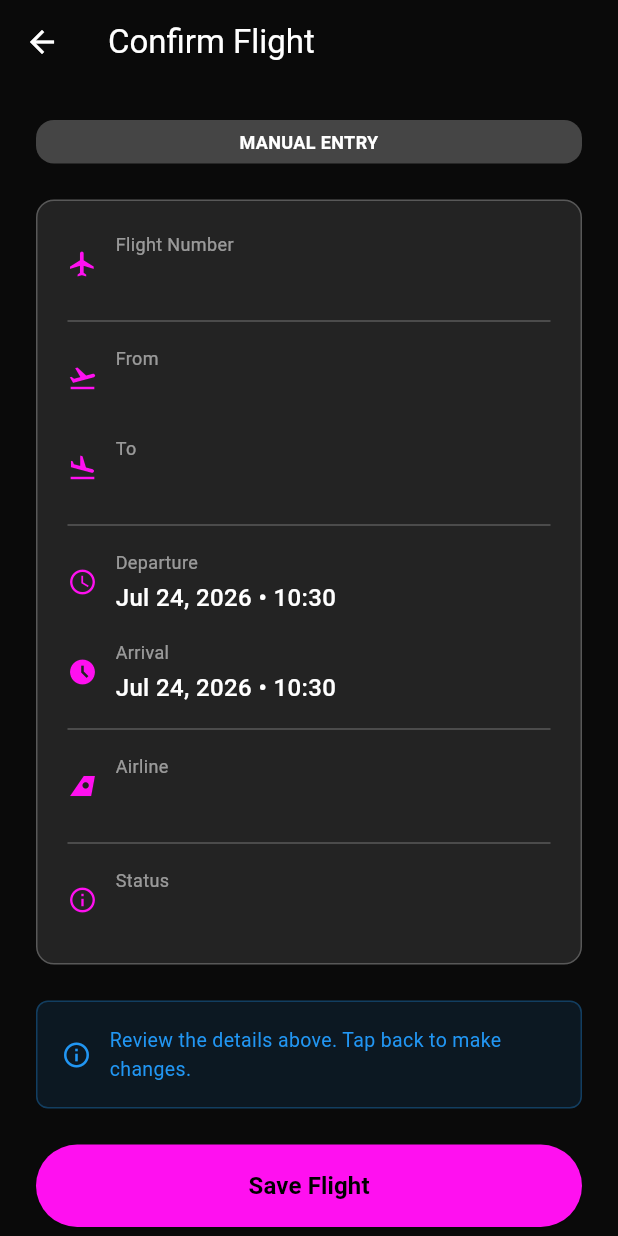
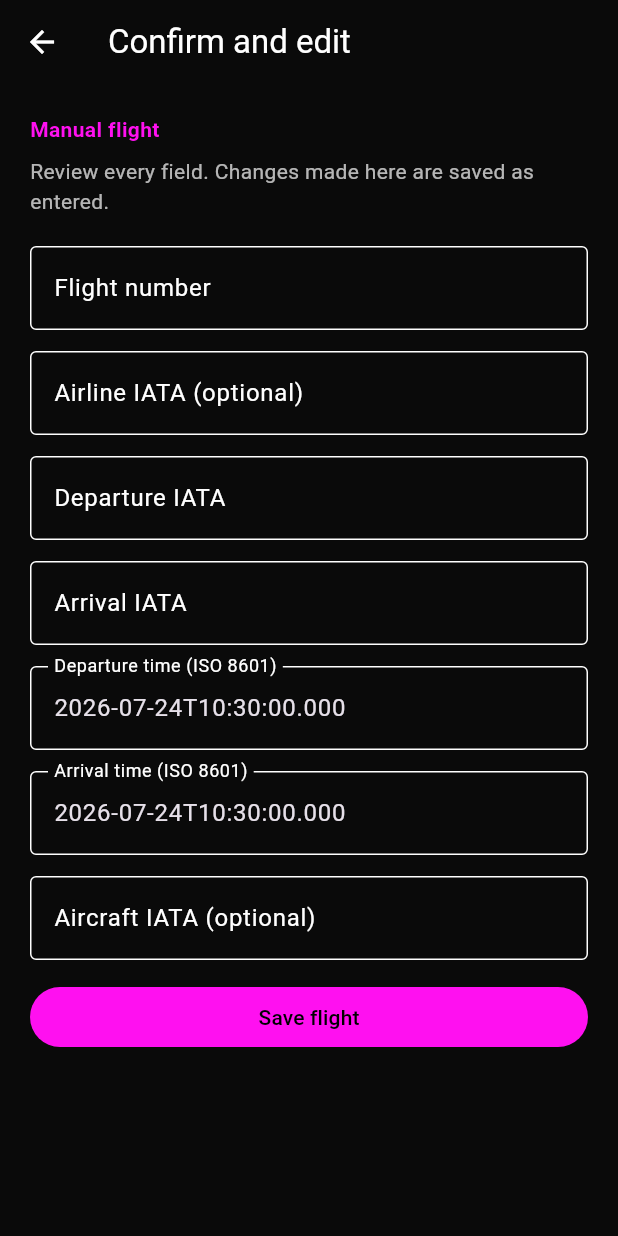
Before and after one commit to kartiknairgit/MyTrips, a Flutter app: the FlightConfirmScreen screen opened directly with empty values, on a phone screen of 412 x 824 dp. Run offline on Flutter 3.47's test engine with Material 3 defaults, Android fonts, the phone set to English and light mode, and no system bars; our stand-ins replace fl_chart, latlong2, supabase_flutter; missing offline and left inert: maplibre_gl; accounts and stored records are empty.

Commit message:
fix(mobile): correct lookup and editable flight confirmation (#12)

```diff
--- a/apps/mobile/lib/models/flight.dart
+++ b/apps/mobile/lib/models/flight.dart
@@ -129,6 +129,7 @@ class Flight {
 
   /// Recompute status from wall-clock time (mirrors compute_flight_status() in SQL).
   FlightStatus deriveStatus() {
+    if (status == FlightStatus.cancelled) return FlightStatus.cancelled;
     final now = DateTime.now();
     if (now.isBefore(departureTime)) return FlightStatus.scheduled;
     if (now.isBefore(arrivalTime)) return FlightStatus.inTransit;
@@ -142,6 +143,7 @@ class Flight {
     if (now.isAfter(arrivalTime)) return 1.0;
 
     final totalDuration = arrivalTime.difference(departureTime).inMilliseconds;
+    if (totalDuration <= 0) return 1.0;
     final elapsed = now.difference(departureTime).inMilliseconds;
     return (elapsed / totalDuration).clamp(0.0, 1.0);
   }
--- a/apps/mobile/lib/screens/flights/add_flight_screen.dart
+++ b/apps/mobile/lib/screens/flights/add_flight_screen.dart
@@ -97,7 +97,6 @@ class _AddFlightScreenState extends State<AddFlightScreen> {
       'arrival_iata': _arrivalIataController.text.trim().toUpperCase(),
       'departure_time': _departureTime!.toIso8601String(),
       'arrival_time': _arrivalTime!.toIso8601String(),
-      'status': 'completed', // Default for manual entry
       'source': 'manual',
     };
 
--- a/apps/mobile/lib/screens/flights/flight_confirm_screen.dart
+++ b/apps/mobile/lib/screens/flights/flight_confirm_screen.dart
@@ -1,12 +1,11 @@
 import 'package:flutter/material.dart';
 import 'package:provider/provider.dart';
-import 'package:intl/intl.dart';
+import '../../providers/flights_provider.dart';
 import '../../services/flight_service.dart';
-import '../../providers/flights_provider.dart';
 
 class FlightConfirmScreen extends StatefulWidget {
   final Map<String, dynamic> flightData;
-  final String source; // 'auto' or 'manual'
+  final String source;
 
   const FlightConfirmScreen({
     super.key,
@@ -19,284 +18,153 @@ class FlightConfirmScreen extends StatefulWidget {
 }
 
 class _FlightConfirmScreenState extends State<FlightConfirmScreen> {
-  final _flightService = FlightService();
-  bool _isSaving = false;
+  final _formKey = GlobalKey<FormState>();
+  final _service = FlightService();
+  late final Map<String, TextEditingController> _fields;
+  bool _saving = false;
   String? _error;
 
-  Future<void> _handleSave() async {
+  @override
+  void initState() {
+    super.initState();
+    _fields = {
+      for (final key in const [
+        'flight_number',
+        'airline_iata',
+        'departure_iata',
+        'arrival_iata',
+        'departure_time',
+        'arrival_time',
+        'aircraft_iata',
+      ])
+        key: TextEditingController(
+            text: widget.flightData[key]?.toString() ?? ''),
+    };
+  }
+
+  @override
+  void dispose() {
+    for (final controller in _fields.values) {
+      controller.dispose();
+    }
+    super.dispose();
+  }
+
+  Future<void> _save() async {
+    if (_saving || !_formKey.currentState!.validate()) return;
     setState(() {
-      _isSaving = true;
+      _saving = true;
       _error = null;
     });
-
     try {
-      await _flightService.saveFlight(widget.flightData);
-
+      final edited = <String, dynamic>{
+        for (final entry in _fields.entries) entry.key: entry.value.text,
+        if (widget.flightData['status'] == 'cancelled') 'status': 'cancelled',
+      };
+      if (edited['aircraft_iata'] == '') edited.remove('aircraft_iata');
+      final data = FlightService.prepareForSave(edited, source: widget.source);
+      await _service.saveFlight(data);
       if (!mounted) return;
-
-      // Refresh flights provider
       await context.read<FlightsProvider>().refresh();
-
       if (!mounted) return;
-
-      // Pop back to map screen
       Navigator.of(context).popUntil((route) => route.isFirst);
-
-      // Show success message
       ScaffoldMessenger.of(context).showSnackBar(
         const SnackBar(
-          content: Text('Flight added successfully!'),
-          backgroundColor: Color(0xFFFF10F0),
+          content: Text('Flight saved.'),
+          backgroundColor: Color(0xFF087F5B),
         ),
       );
-    } catch (e) {
+    } catch (error) {
+      if (mounted) {
         setState(() {
-        _error = e.toString();
-        _isSaving = false;
+          _error = error.toString();
+          _saving = false;
         });
       }
+    }
+  }
+
+  String? _required(String? value) =>
+      value == null || value.trim().isEmpty ? 'Required' : null;
+
+  String? _iata(String? value) {
+    if (value == null || !RegExp(r'^[A-Za-z]{3}$').hasMatch(value.trim())) {
+      return 'Enter a 3-letter IATA code';
+    }
+    return null;
+  }
+
+  String? _dateTime(String? value) {
+    if (value == null || DateTime.tryParse(value.trim()) == null) {
+      return 'Enter an ISO date and time';
+    }
+    return null;
   }
 
   @override
   Widget build(BuildContext context) {
     return Scaffold(
-      backgroundColor: const Color(0xFF0a0a0a),
-      appBar: AppBar(
-        backgroundColor: const Color(0xFF0a0a0a),
-        elevation: 0,
-        leading: IconButton(
-          icon: const Icon(Icons.arrow_back, color: Colors.white),
-          onPressed: () => Navigator.of(context).pop(),
+      appBar: AppBar(title: const Text('Confirm and edit')),
+      body: SafeArea(
+        child: Form(
+          key: _formKey,
+          child: ListView(
+            padding: const EdgeInsets.all(20),
+            children: [
+              Text(
+                widget.source == 'auto'
+                    ? 'Auto-looked-up flight'
+                    : 'Manual flight',
+                style: const TextStyle(
+                    color: Color(0xFFFF10F0), fontWeight: FontWeight.bold),
               ),
-        title: const Text(
-          'Confirm Flight',
-          style: TextStyle(color: Colors.white),
+              const SizedBox(height: 8),
+              const Text(
+                'Review every field. Changes made here are saved as entered.',
+                style: TextStyle(color: Colors.white70),
               ),
+              const SizedBox(height: 20),
+              _field('flight_number', 'Flight number', _required),
+              _field('airline_iata', 'Airline IATA (optional)', null),
+              _field('departure_iata', 'Departure IATA', _iata),
+              _field('arrival_iata', 'Arrival IATA', _iata),
+              _field('departure_time', 'Departure time (ISO 8601)', _dateTime),
+              _field('arrival_time', 'Arrival time (ISO 8601)', _dateTime),
+              _field('aircraft_iata', 'Aircraft IATA (optional)', null),
+              if (_error != null)
+                Padding(
+                  padding: const EdgeInsets.only(bottom: 12),
+                  child: Text(_error!,
+                      key: const Key('save-error'),
+                      style: const TextStyle(color: Colors.redAccent)),
                 ),
-      body: SingleChildScrollView(
-        padding: const EdgeInsets.all(24.0),
-        child: Column(
-          crossAxisAlignment: CrossAxisAlignment.stretch,
-          children: [
-            // Source badge
-            Container(
-              padding: const EdgeInsets.symmetric(horizontal: 12, vertical: 6),
-              decoration: BoxDecoration(
-                color: widget.source == 'auto'
-                    ? const Color(0xFFFF10F0)
-                    : Colors.white24,
-                borderRadius: BorderRadius.circular(12),
-              ),
-              child: Text(
-                widget.source == 'auto' ? 'AUTO-LOOKED UP' : 'MANUAL ENTRY',
-                style: TextStyle(
-                  color: widget.source == 'auto' ? Colors.black : Colors.white,
-                  fontSize: 12,
-                  fontWeight: FontWeight.bold,
-                ),
-                textAlign: TextAlign.center,
-              ),
-            ),
-
-            const SizedBox(height: 24),
-
-            // Flight details card
-            Container(
-              padding: const EdgeInsets.all(20),
-              decoration: BoxDecoration(
-                color: Colors.white10,
-                borderRadius: BorderRadius.circular(12),
-                border: Border.all(color: Colors.white24),
-              ),
-              child: Column(
-                crossAxisAlignment: CrossAxisAlignment.start,
-                children: [
-                  // Flight number
-                  _buildDetailRow(
-                    icon: Icons.flight,
-                    label: 'Flight Number',
-                    value: widget.flightData['flight_number']?.toString() ??
-                        'Unknown',
-                  ),
-
-                  const Divider(color: Colors.white24, height: 32),
-
-                  // Route
-                  _buildDetailRow(
-                    icon: Icons.flight_takeoff,
-                    label: 'From',
-                    value: widget.flightData['departure_iata']?.toString() ??
-                        'Unknown',
-                  ),
-
-                  const SizedBox(height: 16),
-
-                  _buildDetailRow(
-                    icon: Icons.flight_land,
-                    label: 'To',
-                    value: widget.flightData['arrival_iata']?.toString() ??
-                        'Unknown',
-                  ),
-
-                  const Divider(color: Colors.white24, height: 32),
-
-                  // Times
-                  _buildDetailRow(
-                    icon: Icons.access_time,
-                    label: 'Departure',
-                    value: _formatDateTime(
-                        widget.flightData['departure_time']?.toString()),
-                  ),
-
-                  const SizedBox(height: 16),
-
-                  _buildDetailRow(
-                    icon: Icons.access_time_filled,
-                    label: 'Arrival',
-                    value: _formatDateTime(
-                        widget.flightData['arrival_time']?.toString()),
-                  ),
-
-                  if (widget.flightData['airline_iata'] != null) ...[
-                    const Divider(color: Colors.white24, height: 32),
-                    _buildDetailRow(
-                      icon: Icons.airlines,
-                      label: 'Airline',
-                      value: widget.flightData['airline_iata'].toString(),
-                    ),
-                  ],
-
-                  if (widget.flightData['status'] != null) ...[
-                    const Divider(color: Colors.white24, height: 32),
-                    _buildDetailRow(
-                      icon: Icons.info_outline,
-                      label: 'Status',
-                      value: widget.flightData['status'].toString(),
-                    ),
-                  ],
-                ],
-              ),
-            ),
-
-            const SizedBox(height: 24),
-
-            // Note about editing
-            Container(
-              padding: const EdgeInsets.all(16),
-              decoration: BoxDecoration(
-                color: Colors.blue.withOpacity(0.1),
-                borderRadius: BorderRadius.circular(8),
-                border: Border.all(color: Colors.blue.withOpacity(0.3)),
-              ),
-              child: Row(
-                children: const [
-                  Icon(Icons.info_outline, color: Colors.blue, size: 20),
-                  SizedBox(width: 12),
-                  Expanded(
-                    child: Text(
-                      'Review the details above. Tap back to make changes.',
-                      style: TextStyle(color: Colors.blue, fontSize: 13),
-                    ),
+              FilledButton(
+                onPressed: _saving ? null : _save,
+                child: Text(_saving ? 'Saving…' : 'Save flight'),
               ),
             ],
           ),
-            ),
-
-            const SizedBox(height: 24),
-
-            // Error message
-            if (_error != null)
-              Padding(
-                padding: const EdgeInsets.only(bottom: 16),
-                child: Container(
-                  padding: const EdgeInsets.all(12),
-                  decoration: BoxDecoration(
-                    color: Colors.redAccent.withOpacity(0.1),
-                    borderRadius: BorderRadius.circular(8),
-                    border: Border.all(color: Colors.redAccent),
-                  ),
-                  child: Text(
-                    _error!,
-                    style: const TextStyle(color: Colors.redAccent),
-                    textAlign: TextAlign.center,
-                  ),
-                ),
-              ),
-
-            // Save button
-            ElevatedButton(
-              onPressed: _isSaving ? null : _handleSave,
-              style: ElevatedButton.styleFrom(
-                backgroundColor: const Color(0xFFFF10F0),
-                foregroundColor: Colors.black,
-                padding: const EdgeInsets.symmetric(vertical: 16),
-              ),
-              child: _isSaving
-                  ? const SizedBox(
-                      height: 20,
-                      width: 20,
-                      child: CircularProgressIndicator(
-                        strokeWidth: 2,
-                        valueColor: AlwaysStoppedAnimation<Color>(Colors.black),
-                      ),
-                    )
-                  : const Text(
-                      'Save Flight',
-                      style: TextStyle(
-                        fontSize: 16,
-                        fontWeight: FontWeight.bold,
-                      ),
-                    ),
-            ),
-          ],
         ),
       ),
     );
   }
 
-  Widget _buildDetailRow({
-    required IconData icon,
-    required String label,
-    required String value,
-  }) {
-    return Row(
-      children: [
-        Icon(icon, color: const Color(0xFFFF10F0), size: 20),
-        const SizedBox(width: 12),
-        Expanded(
-          child: Column(
-            crossAxisAlignment: CrossAxisAlignment.start,
-            children: [
-              Text(
-                label,
-                style: const TextStyle(
-                  color: Colors.white54,
-                  fontSize: 12,
+  Widget _field(
+      String key, String label, String? Function(String?)? validator) {
+    return Padding(
+      padding: const EdgeInsets.only(bottom: 14),
+      child: TextFormField(
+        key: Key('confirm-$key'),
+        controller: _fields[key],
+        validator: validator,
+        textCapitalization: key.contains('iata') || key == 'flight_number'
+            ? TextCapitalization.characters
+            : TextCapitalization.none,
+        decoration: InputDecoration(
+          labelText: label,
+          border: const OutlineInputBorder(),
         ),
       ),
-              const SizedBox(height: 4),
-              Text(
-                value,
-                style: const TextStyle(
-                  color: Colors.white,
-                  fontSize: 16,
-                  fontWeight: FontWeight.w500,
-                ),
-              ),
-            ],
-          ),
-        ),
-      ],
     );
   }
-
-  String _formatDateTime(String? isoString) {
-    if (isoString == null) return 'Unknown';
-    try {
-      final dateTime = DateTime.parse(isoString);
-      return DateFormat('MMM d, y • HH:mm').format(dateTime);
-    } catch (e) {
-      return isoString;
 }
-  }
-}
--- a/apps/mobile/lib/services/flight_service.dart
+++ b/apps/mobile/lib/services/flight_service.dart
@@ -3,7 +3,12 @@ import 'supabase_service.dart';
 
 /// Service for flight-related operations.
 class FlightService {
-  final SupabaseClient _client = SupabaseService.instance.client;
+  final SupabaseClient? _providedClient;
+
+  FlightService({SupabaseClient? client}) : _providedClient = client;
+
+  SupabaseClient get _client =>
+      _providedClient ?? SupabaseService.instance.client;
 
   /// Call lookup-flight Edge Function to auto-fetch flight details.
   /// Returns normalized flight data from AviationStack.
@@ -14,10 +19,7 @@ class FlightService {
     try {
       final response = await _client.functions.invoke(
         'lookup-flight',
-        body: {
-          'flight_code': flightCode,
-          'date': date.toIso8601String().split('T')[0], // YYYY-MM-DD
-        },
+        body: lookupPayload(flightCode, date),
       );
 
       if (response.data == null) {
@@ -40,11 +42,56 @@ class FlightService {
         throw Exception('User not authenticated');
       }
 
-      flightData['user_id'] = userId;
-
-      await _client.from('flights').insert(flightData);
+      final data = Map<String, dynamic>.from(flightData);
+      data['user_id'] = userId;
+      await _client.from('flights').insert(data);
     } catch (e) {
       throw Exception('Failed to save flight: $e');
     }
   }
+
+  static Map<String, String> lookupPayload(String flightIata, DateTime date) {
+    final normalized = flightIata.trim().toUpperCase();
+    return {
+      'flight_iata': normalized,
+      'flight_date':
+          '${date.year.toString().padLeft(4, '0')}-${date.month.toString().padLeft(2, '0')}-${date.day.toString().padLeft(2, '0')}',
+    };
+  }
+
+  static String statusForTimes(DateTime departure, DateTime arrival,
+      {DateTime? now, String? explicitStatus}) {
+    if (explicitStatus == 'cancelled') return 'cancelled';
+    final clock = now ?? DateTime.now();
+    if (clock.isBefore(departure)) return 'scheduled';
+    if (clock.isBefore(arrival)) return 'in_transit';
+    return 'completed';
+  }
+
+  static Map<String, dynamic> prepareForSave(
+    Map<String, dynamic> input, {
+    required String source,
+    DateTime? now,
+  }) {
+    final data = Map<String, dynamic>.from(input)
+      ..remove('airline_name')
+      ..remove('live_status')
+      ..remove('id')
+      ..remove('created_at')
+      ..remove('user_id');
+    final departure = DateTime.parse(data['departure_time'] as String);
+    final arrival = DateTime.parse(data['arrival_time'] as String);
+    data['flight_number'] =
+        (data['flight_number'] as String).trim().toUpperCase();
+    data['departure_iata'] =
+        (data['departure_iata'] as String).trim().toUpperCase();
+    data['arrival_iata'] =
+        (data['arrival_iata'] as String).trim().toUpperCase();
+    final airline = (data['airline_iata'] as String?)?.trim().toUpperCase();
+    data['airline_iata'] = airline?.isEmpty == true ? null : airline;
+    data['source'] = source;
+    data['status'] = statusForTimes(departure, arrival,
+        now: now, explicitStatus: data['status'] as String?);
+    return data;
+  }
 }
```
Also changed, not shown: 2 other files. Lines whose indentation alone changed are shown as unchanged.
